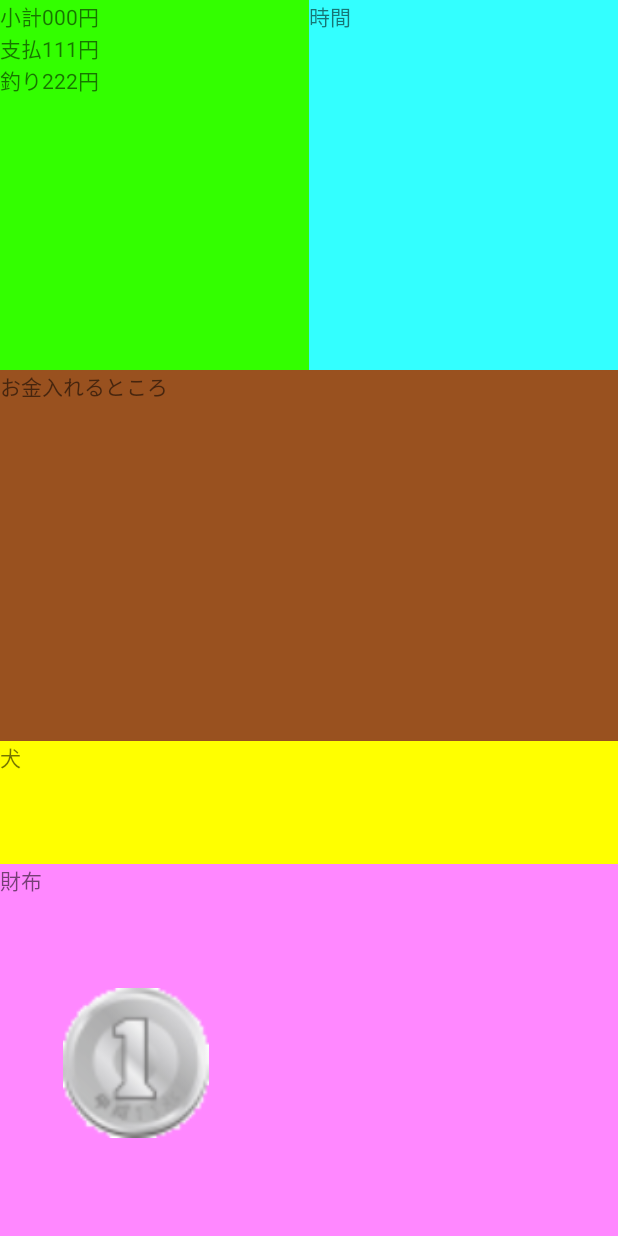
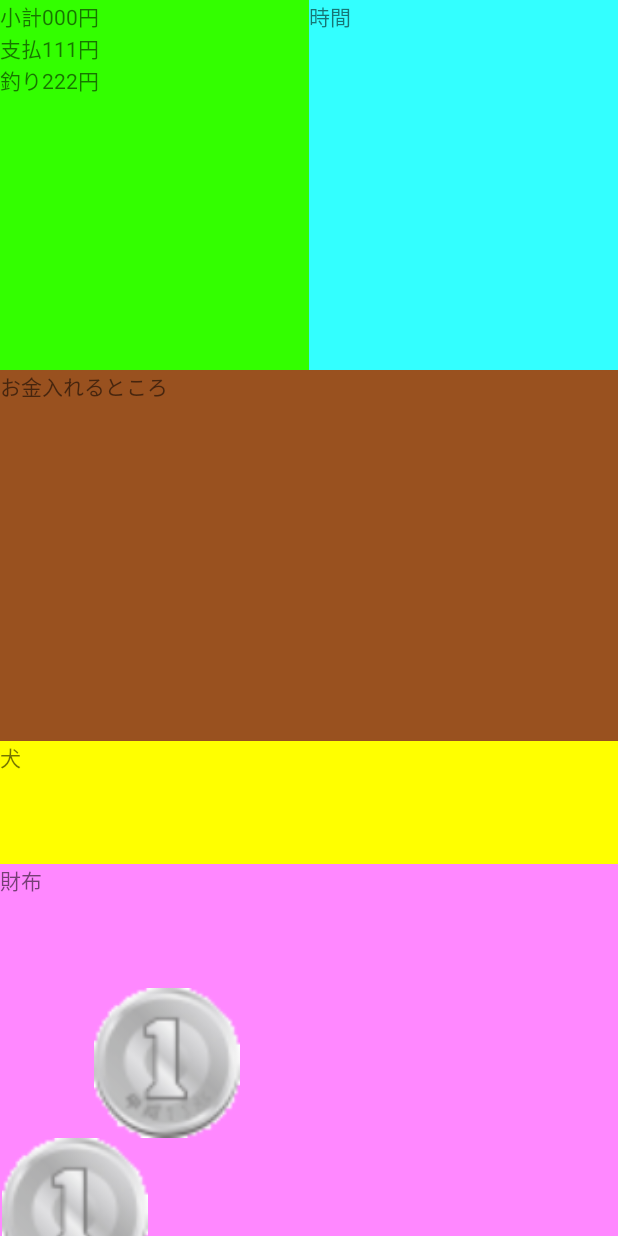
Before and after one commit to KIRIN3git/ChangeGame, an Android app: the screen it shows after launch (GameActivity), after a tap on "ゲーム開始", on a phone screen of 412 x 824 dp. Run offline under Robolectric (Android 15) with nearby library versions, the light colour scheme and no system bars.

Commit message:
レイアウトを２つに変更

```diff
--- a/app/src/main/java/com/example/shinji/changegame/CoinMng.java
+++ b/app/src/main/java/com/example/shinji/changegame/CoinMng.java
@@ -1,7 +1,10 @@
 package com.example.shinji.changegame;
 
+import android.app.Activity;
 import android.content.Context;
 import android.util.Log;
+import android.view.MotionEvent;
+import android.view.View;
 import android.widget.ImageView;
 import android.widget.LinearLayout;
 
@@ -9,7 +12,7 @@ import android.widget.LinearLayout;
  * Created by shinji on 2017/09/12.
  */
 
-public class CoinMng {
+public class CoinMng extends GameActivity{
 
     // コイン種類
     static String coinType[] = {"1yen","5yen","10yen","50yen","100yen","500yen","1000yen"};
@@ -17,8 +20,7 @@ public class CoinMng {
     static int coinCount[] = {4,1,4,1,4,1,1};
     // コインの初期位置
 
-
-
+    static int ichienImageId = R.drawable.ichien;
 
     public static void CoinInit(Context context,LinearLayout layout){
 
@@ -30,10 +32,10 @@ public class CoinMng {
         ImageView imageView = new ImageView(context);
 
         // 画像の設定
-        imageView.setImageResource(R.drawable.ichien);
+        imageView.setImageResource(ichienImageId);
 
         // タッチリスナーの設定
-//        imageView.setOnTouchListener(context);
+     //   imageView.setOnTouchListener();
 
         // 画像のサイズの設定
         LinearLayout.LayoutParams lp = new LinearLayout.LayoutParams(150,150);
@@ -42,7 +44,31 @@ public class CoinMng {
         lp.leftMargin = (int)xy[0];
         lp.topMargin = (int)xy[1];
 
+
+        float xy2[] = CommonMng.PsToPx(15,80);
+
         // 画像の追加
         layout.addView(imageView,lp);
+
+        // ImageViewオブジェクトの作成
+        ImageView imageView2 = new ImageView(context);
+
+        // 画像の設定
+        imageView2.setImageResource(R.drawable.ichien);
+
+        // タッチリスナーの設定
+//        imageView.setOnTouchListener(imageView.setOnTouchListener);
+
+        // 画像のサイズの設定
+        LinearLayout.LayoutParams lp2 = new LinearLayout.LayoutParams(150,150);
+
+        // 表示座標の設定
+        lp.leftMargin = (int)xy2[0];
+        lp.topMargin = (int)xy2[1];
+
+        // 画像の追加
+        layout.addView(imageView2,lp2);
     }
+
+
 }
--- a/app/src/main/java/com/example/shinji/changegame/GameActivity.java
+++ b/app/src/main/java/com/example/shinji/changegame/GameActivity.java
@@ -3,6 +3,7 @@ package com.example.shinji.changegame;
 import android.os.Bundle;
 import android.support.v7.app.AppCompatActivity;
 import android.util.Log;
+import android.view.MotionEvent;
 import android.widget.FrameLayout;
 import android.widget.ImageView;
 import android.widget.LinearLayout;
@@ -25,5 +26,8 @@ public class GameActivity extends AppCompatActivity {
         CoinMng.CoinInit(this,layout);
 
 
+
     }
+
+
 }
--- a/app/src/main/java/com/example/shinji/changegame/MainActivity.java
+++ b/app/src/main/java/com/example/shinji/changegame/MainActivity.java
@@ -21,7 +21,6 @@ public class MainActivity extends AppCompatActivity {
 
         CommonMng.real = getRealSize();
         Log.w("DEBUG_DATA", "getRealSize" + CommonMng.real.x + " " + CommonMng.real.y);
-
 
         Button btn = (Button) findViewById(R.id.game_start);
         btn.setOnClickListener(new View.OnClickListener() {
```
